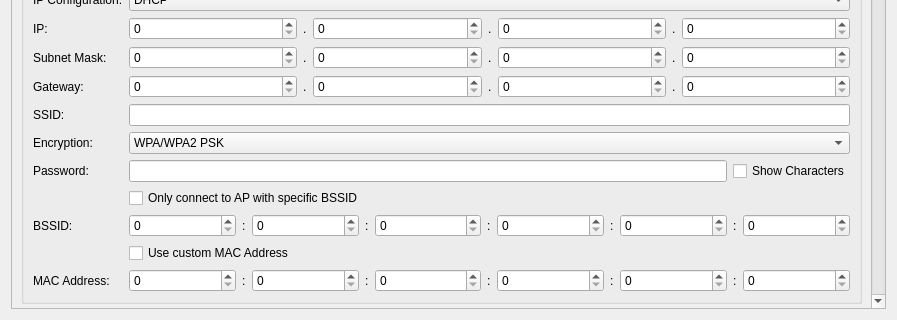
First picture: the form in src/brickv/plugin_system/plugins/master/ui/wifi2.ui, repository Tinkerforge/brickv, before the edit; both pictures show x 0 to 897 and y 347 to 667 of the 897 by 667 pixel window.
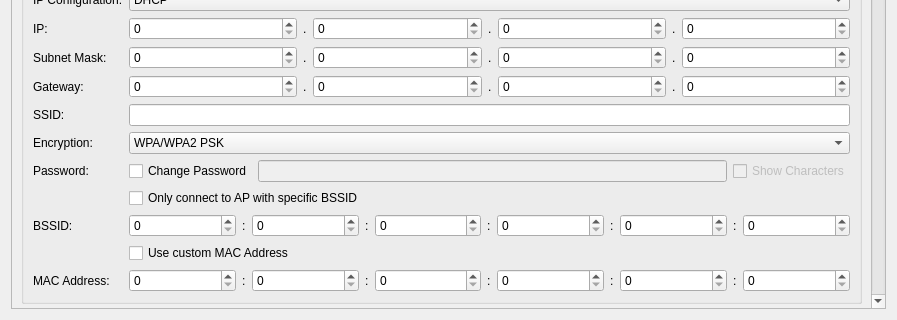
Second picture: the form after the edit. Custom widgets are drawn as their Qt base class.

Commit message: Remove support for wifi password getter, add change key checkbox

```diff
--- a/src/brickv/plugin_system/plugins/master/ui/wifi2.ui
+++ b/src/brickv/plugin_system/plugins/master/ui/wifi2.ui
@@ -23,8 +23,8 @@
       <property name="geometry">
        <rect>
         <x>0</x>
-        <y>0</y>
-        <width>861</width>
+        <y>-432</y>
+        <width>859</width>
         <height>1655</height>
        </rect>
       </property>
@@ -476,8 +476,18 @@
               </item>
               <item row="7" column="1">
                <layout class="QHBoxLayout" name="horizontalLayout_21">
+                <item>
+                 <widget class="QCheckBox" name="wifi_client_change_password">
+                  <property name="text">
+                   <string>Change Password</string>
+                  </property>
+                 </widget>
+                </item>
                 <item>
                  <widget class="QLineEdit" name="wifi_client_password">
+                  <property name="enabled">
+                   <bool>false</bool>
+                  </property>
                   <property name="toolTip">
                    <string>WPA/WPA2: 8-63 chars
 WEP: 10 or 26 hexadecimal digits</string>
@@ -489,6 +499,9 @@
                 </item>
                 <item>
                  <widget class="QCheckBox" name="wifi_client_password_show">
+                  <property name="enabled">
+                   <bool>false</bool>
+                  </property>
                   <property name="text">
                    <string>Show Characters</string>
                   </property>
```
Left out of the diff: 16 changed lines with no effect on the pictures. The commit also changes 3 other files.
